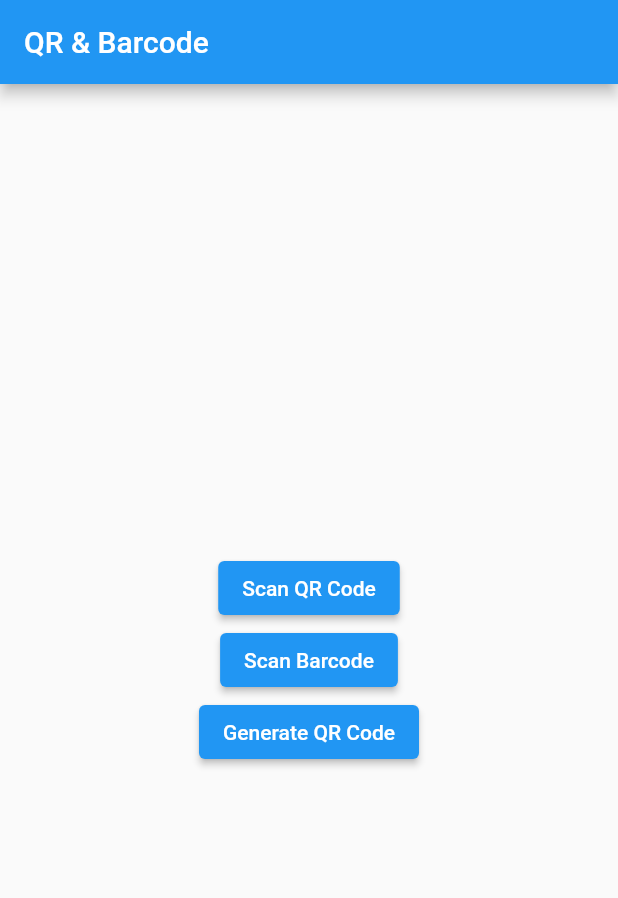
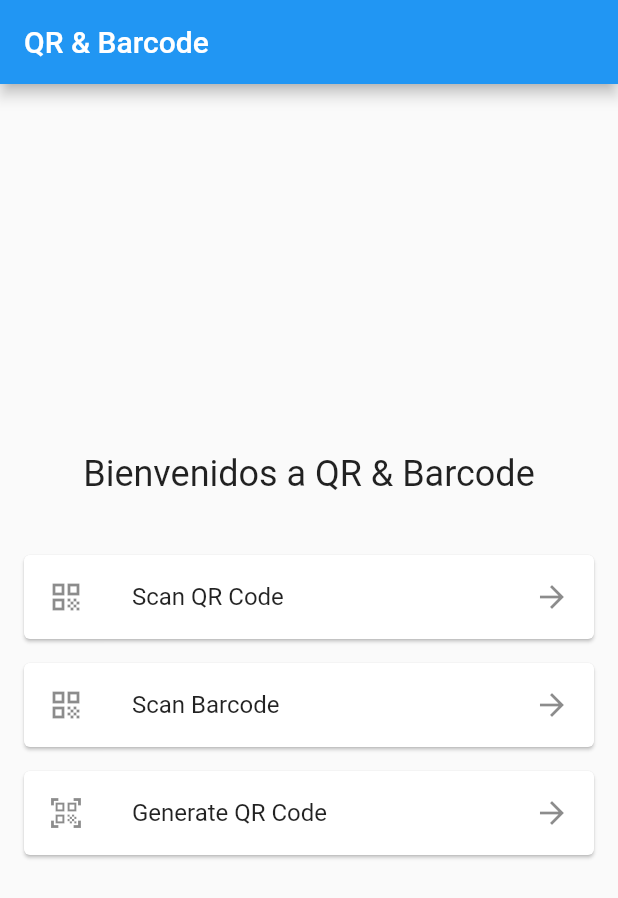
Before and after one commit to everjulian/QRFlutter, a Flutter app: the screen it shows after launch, on a phone screen of 412 x 824 dp. Shown: the top 898 px of the screen. Run offline on Flutter 3.47's test engine with Material 2 defaults, Android fonts, the phone set to English and light mode, and no system bars; our stand-ins replace qr_flutter; missing offline and left inert: flutter_barcode_scanner.

Commit message:
Actulizavion home

```diff
--- a/lib/HomePage.dart
+++ b/lib/HomePage.dart
@@ -1,6 +1,25 @@
 import 'package:flutter/material.dart';
 
 class HomePage extends StatelessWidget {
+  final List<Map<String, dynamic>> options = [
+    {
+      'title': 'Scan QR Code',
+      'route': '/qr_scan',
+      'icon': Icons.qr_code,
+    },
+    {
+      'title': 'Scan Barcode',
+      'route': '/barcode_scan',
+      'icon': Icons.qr_code,
+
+    },
+    {
+      'title': 'Generate QR Code',
+      'route': '/qr_generator',
+      'icon': Icons.qr_code_scanner,
+    },
+  ];
+
   @override
   Widget build(BuildContext context) {
     return Scaffold(
@@ -11,17 +30,27 @@ class HomePage extends StatelessWidget {
         child: Column(
           mainAxisAlignment: MainAxisAlignment.center,
           children: [
-            ElevatedButton(
-              onPressed: () => Navigator.pushNamed(context, '/qr_scan'),
-              child: Text('Scan QR Code'),
+            Text(
+              'Bienvenidos a QR & Barcode',
+              style: TextStyle(fontSize: 24),
             ),
-            ElevatedButton(
-              onPressed: () => Navigator.pushNamed(context, '/barcode_scan'),
-              child: Text('Scan Barcode'),
-            ),
-            ElevatedButton(
-              onPressed: () => Navigator.pushNamed(context, '/qr_generator'),
-              child: Text('Generate QR Code'),
+            SizedBox(height: 32),
+            ListView.builder(
+              shrinkWrap: true,
+              itemCount: options.length,
+              itemBuilder: (context, index) {
+                return Card(
+                  margin: EdgeInsets.symmetric(vertical: 8, horizontal: 16),
+                  child: ListTile(
+                    onTap: () {
+                      Navigator.pushNamed(context, options[index]['route']);
+                    },
+                    leading: Icon(options[index]['icon']),
+                    title: Text(options[index]['title']),
+                    trailing: Icon(Icons.arrow_forward),
+                  ),
+                );
+              },
             ),
           ],
         ),
--- a/lib/main.dart
+++ b/lib/main.dart
@@ -1,5 +1,4 @@
 import 'package:flutter/material.dart';
-import 'package:flutter_barcode_scanner/flutter_barcode_scanner.dart';
 
 import 'BarcodeScanPage.dart';
 import 'HomePage.dart';
```
